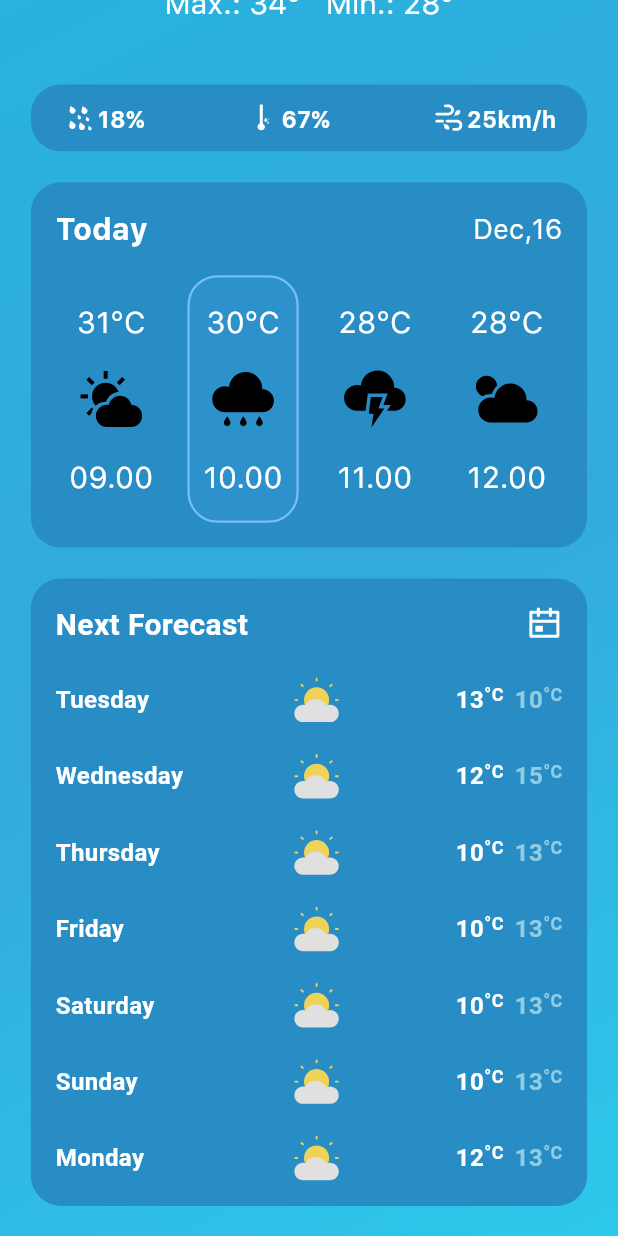
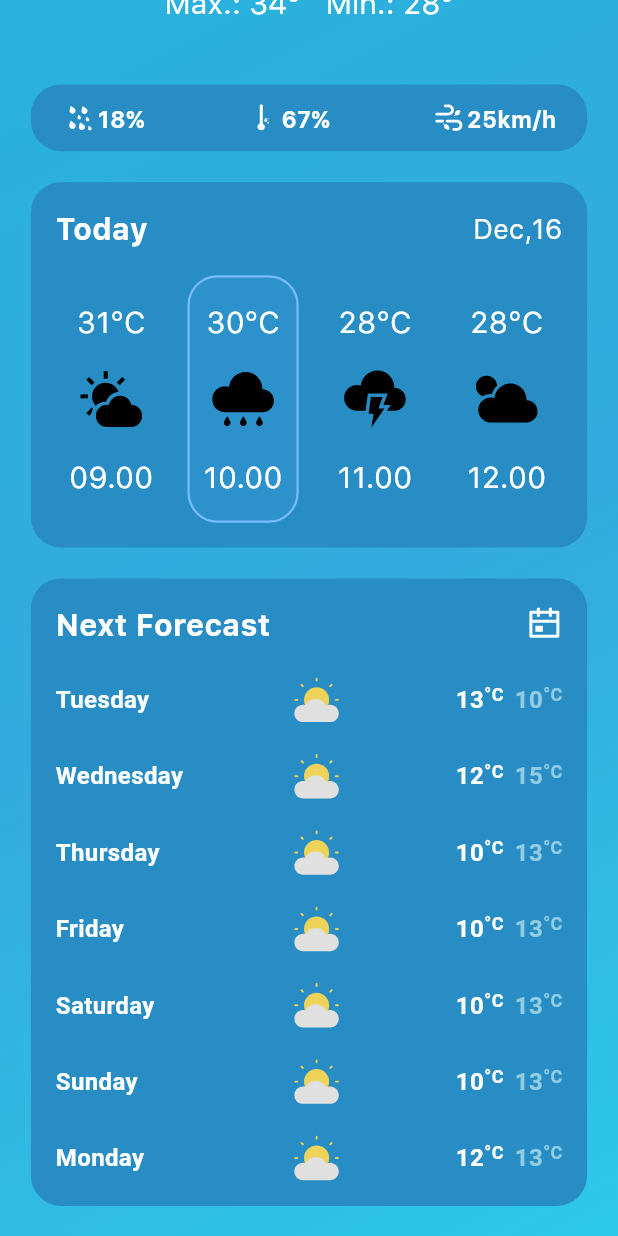
Before and after one commit to Ratndeep1999/weather_app, a Flutter app: the screen it shows after launch, scrolled down 456 dp, on a phone screen of 412 x 824 dp. Run offline on Flutter 3.47's test engine with Material 3 defaults, Android fonts, the light colour scheme and no system bars; our stand-ins replace flutter_svg.

Commit message:
next_forecast_first_row_widget.dart : sfProBold.copyWith(fontSize: 20) style add to Next Forecast label

```diff
--- a/lib/widgets/next_forecast_first_row_widget.dart
+++ b/lib/widgets/next_forecast_first_row_widget.dart
@@ -1,6 +1,7 @@
 import 'package:flutter/material.dart';
 import 'package:flutter_svg/svg.dart';
 import 'package:weather_app/widgets/two_items_widget.dart';
+import '../commons/text_styles.dart';
 
 class NextForecastFirstRowWidget extends StatelessWidget {
   const NextForecastFirstRowWidget({super.key});
@@ -8,13 +9,9 @@ class NextForecastFirstRowWidget extends StatelessWidget {
   @override
   Widget build(BuildContext context) {
     return TwoItemsWidget(
-      firstWidget: const Text(
+      firstWidget: Text(
         "Next Forecast",
-        style: TextStyle(
-          color: Colors.white,
-          fontSize: 20,
-          fontWeight: FontWeight.bold,
-        ),
+        style: TextStyles.sfProBold.copyWith(fontSize: 20),
       ),
       secondWidget: SvgPicture.asset("assets/icons/calendar.svg"),
     );
```
